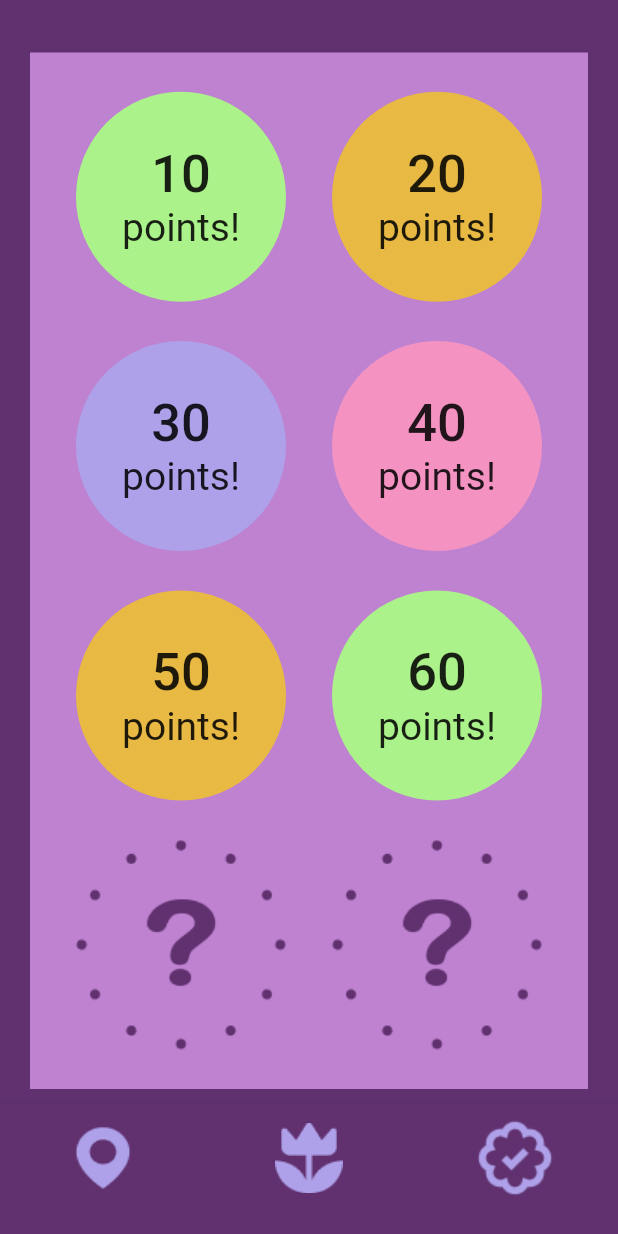
After one commit to Akanksha1212/Growww, a Flutter app: the GardenHome screen opened directly, swiped to page 3, on a phone screen of 412 x 824 dp. The commit adds this screen. Run offline on Flutter 3.47's test engine with Material 2 defaults, Android fonts, the phone set to English and light mode, and no system bars; our stand-ins replace firebase_auth, firebase_core, google_fonts, google_sign_in; accounts and stored records are empty; Roboto replaces fonts that are missing (Ubuntu).

Commit message:
Added badge and map screen

```diff
--- a/lib/login/login.dart
+++ b/lib/login/login.dart
@@ -2,6 +2,7 @@ import 'package:firebase_auth/firebase_auth.dart';
 import 'package:firebase_core/firebase_core.dart';
 import 'package:flutter/material.dart';
 import 'package:google_sign_in/google_sign_in.dart';
+import 'package:grow/screens/gardenHome.dart';
 import 'package:grow/tracks.dart';
 
 class Login extends StatefulWidget {
@@ -76,7 +77,8 @@ class _LoginState extends State<Login> {
                     if (value != null)
                       Navigator.of(context).pushReplacement(
                         MaterialPageRoute(
-                          builder: (context) => TracksView(),
+                          builder: (context) =>
+                              GardenHome(), //change to tacksview here
                         ),
                       );
                   },
--- a/lib/main.dart
+++ b/lib/main.dart
@@ -3,6 +3,7 @@ import 'dart:async';
 import 'package:firebase_auth/firebase_auth.dart';
 import 'package:firebase_core/firebase_core.dart';
 import 'package:flutter/material.dart';
+import 'package:grow/screens/gardenHome.dart';
 import 'package:grow/tracks.dart';
 
 import 'login/login.dart';
@@ -37,7 +38,7 @@ class _SplashScreenState extends State<SplashScreen> {
         MaterialPageRoute(
           builder: (context) => FirebaseAuth.instance.currentUser == null
               ? Login()
-              : TracksView(),
+              : GardenHome(), //change to tacksview here,
         ),
       );
     });
--- /dev/null
+++ b/lib/screens/badge.dart
@@ -0,0 +1,200 @@
+import 'package:flutter/material.dart';
+import 'package:google_fonts/google_fonts.dart';
+
+class Badge extends StatefulWidget {
+  @override
+  _BadgeState createState() => _BadgeState();
+}
+
+class _BadgeState extends State<Badge> {
+  @override
+  Widget build(BuildContext context) {
+    return Scaffold(
+      backgroundColor: Color(0xff60316E),
+      body: Container(
+          margin: EdgeInsets.fromLTRB(20, 35, 20, 10),
+          color: Color(0xffBE82D0),
+          height: MediaQuery.of(context).size.height,
+          width: MediaQuery.of(context).size.width,
+          child: Column(
+            mainAxisAlignment: MainAxisAlignment.spaceEvenly,
+            children: [
+              Row(
+                mainAxisAlignment: MainAxisAlignment.spaceEvenly,
+                children: [
+                  CircleAvatar(
+                      radius: 70,
+                      backgroundColor: Color(0xffACF28B),
+                      child: Column(
+                        mainAxisAlignment: MainAxisAlignment.center,
+                        children: [
+                          Text(
+                            '10',
+                            style: GoogleFonts.ubuntu(
+                                textStyle: TextStyle(
+                                    color: Colors.black87,
+                                    fontSize: 35,
+                                    fontWeight: FontWeight.w500)),
+                          ),
+                          Text(
+                            'points!',
+                            style: GoogleFonts.ubuntu(
+                                textStyle: TextStyle(
+                                    color: Colors.black87,
+                                    fontSize: 26,
+                                    fontWeight: FontWeight.w400)),
+                          ),
+                        ],
+                      )),
+                  CircleAvatar(
+                      radius: 70,
+                      backgroundColor: Color(0xffE8B943),
+                      child: Column(
+                        mainAxisAlignment: MainAxisAlignment.center,
+                        children: [
+                          Text(
+                            '20',
+                            style: GoogleFonts.ubuntu(
+                                textStyle: TextStyle(
+                                    color: Colors.black87,
+                                    fontSize: 35,
+                                    fontWeight: FontWeight.w500)),
+                          ),
+                          Text(
+                            'points!',
+                            style: GoogleFonts.ubuntu(
+                                textStyle: TextStyle(
+                                    color: Colors.black87,
+                                    fontSize: 26,
+                                    fontWeight: FontWeight.w400)),
+                          ),
+                        ],
+                      )),
+                ],
+              ),
+              Row(
+                mainAxisAlignment: MainAxisAlignment.spaceEvenly,
+                children: [
+                  CircleAvatar(
+                      radius: 70,
+                      backgroundColor: Color(0xffAEA1EA),
+                      child: Column(
+                        mainAxisAlignment: MainAxisAlignment.center,
+                        children: [
+                          Text(
+                            '30',
+                            style: GoogleFonts.ubuntu(
+                                textStyle: TextStyle(
+                                    color: Colors.black87,
+                                    fontSize: 35,
+                                    fontWeight: FontWeight.w500)),
+                          ),
+                          Text(
+                            'points!',
+                            style: GoogleFonts.ubuntu(
+                                textStyle: TextStyle(
+                                    color: Colors.black87,
+                                    fontSize: 26,
+                                    fontWeight: FontWeight.w400)),
+                          ),
+                        ],
+                      )),
+                  CircleAvatar(
+                      radius: 70,
+                      backgroundColor: Color(0xffF493C2),
+                      child: Column(
+                        mainAxisAlignment: MainAxisAlignment.center,
+                        children: [
+                          Text(
+                            '40',
+                            style: GoogleFonts.ubuntu(
+                                textStyle: TextStyle(
+                                    color: Colors.black87,
+                                    fontSize: 35,
+                                    fontWeight: FontWeight.w500)),
+                          ),
+                          Text(
+                            'points!',
+                            style: GoogleFonts.ubuntu(
+                                textStyle: TextStyle(
+                                    color: Colors.black87,
+                                    fontSize: 26,
+                                    fontWeight: FontWeight.w400)),
+                          ),
+                        ],
+                      )),
+                ],
+              ),
+              Row(
+                mainAxisAlignment: MainAxisAlignment.spaceEvenly,
+                children: [
+                  CircleAvatar(
+                      radius: 70,
+                      backgroundColor: Color(0xffE8B943),
+                      child: Column(
+                        mainAxisAlignment: MainAxisAlignment.center,
+                        children: [
+                          Text(
+                            '50',
+                            style: GoogleFonts.ubuntu(
+                                textStyle: TextStyle(
+                                    color: Colors.black87,
+                                    fontSize: 35,
+                                    fontWeight: FontWeight.w500)),
+                          ),
+                          Text(
+                            'points!',
+                            style: GoogleFonts.ubuntu(
+                                textStyle: TextStyle(
+                                    color: Colors.black87,
+                                    fontSize: 26,
+                                    fontWeight: FontWeight.w400)),
+                          ),
+                        ],
+                      )),
+                  CircleAvatar(
+                      radius: 70,
+                      backgroundColor: Color(0xffACF28B),
+                      child: Column(
+                        mainAxisAlignment: MainAxisAlignment.center,
+                        children: [
+                          Text(
+                            '60',
+                            style: GoogleFonts.ubuntu(
+                                textStyle: TextStyle(
+                                    color: Colors.black87,
+                                    fontSize: 35,
+                                    fontWeight: FontWeight.w500)),
+                          ),
+                          Text(
+                            'points!',
+                            style: GoogleFonts.ubuntu(
+                                textStyle: TextStyle(
+                                    color: Colors.black87,
+                                    fontSize: 26,
+                                    fontWeight: FontWeight.w400)),
+                          ),
+                        ],
+                      )),
+                ],
+              ),
+              Row(
+                mainAxisAlignment: MainAxisAlignment.spaceEvenly,
+                children: [
+                  CircleAvatar(
+                    radius: 70,
+                    backgroundColor: Colors.transparent,
+                    backgroundImage: AssetImage('assets/ques.png'),
+                  ),
+                  CircleAvatar(
+                    radius: 70,
+                    backgroundColor: Colors.transparent,
+                    backgroundImage: AssetImage('assets/ques.png'),
+                  ),
+                ],
+              ),
+            ],
+          )),
+    );
+  }
+}
--- /dev/null
+++ b/lib/screens/garden.dart
@@ -0,0 +1,22 @@
+import 'package:flutter/material.dart';
+
+class Garden extends StatefulWidget {
+  @override
+  _GardenState createState() => _GardenState();
+}
+
+class _GardenState extends State<Garden> {
+  @override
+  Widget build(BuildContext context) {
+    return Scaffold(
+      backgroundColor: Color(0xff60316E),
+      body: Container(
+        margin: EdgeInsets.fromLTRB(20, 35, 20, 10),
+        color: Color(0xffACF28B),
+        height: MediaQuery.of(context).size.height,
+        width: MediaQuery.of(context).size.width,
+        child: Text('hi'),
+      ),
+    );
+  }
+}
--- /dev/null
+++ b/lib/screens/gardenHome.dart
@@ -0,0 +1,69 @@
+import 'package:flutter/material.dart';
+import 'package:grow/screens/map.dart';
+
+import 'badge.dart';
+import 'garden.dart';
+
+class GardenHome extends StatefulWidget {
+  @override
+  _GardenHomeState createState() => new _GardenHomeState();
+}
+
+class _GardenHomeState extends State<GardenHome> {
+  int _pageIndex = 0;
+  PageController _pageController;
+
+  List<Widget> tabPages = [
+    MapScreen(),
+    Garden(),
+    Badge(),
+  ];
+
+  @override
+  void initState() {
+    super.initState();
+    _pageController = PageController(initialPage: _pageIndex);
+  }
+
+  @override
+  void dispose() {
+    _pageController.dispose();
+    super.dispose();
+  }
+
+  @override
+  Widget build(BuildContext context) {
+    return Scaffold(
+      backgroundColor: Color(0xff60316E),
+      bottomNavigationBar: BottomNavigationBar(
+        currentIndex: _pageIndex,
+        onTap: onTabTapped,
+        backgroundColor: Color(0xff60316E),
+        items: <BottomNavigationBarItem>[
+          BottomNavigationBarItem(
+              icon: new Image.asset('assets/map.png'), title: Text("")),
+          BottomNavigationBarItem(
+              icon: new Image.asset('assets/flower.png'), title: Text("")),
+          BottomNavigationBarItem(
+              icon: new Image.asset('assets/badge.png'), title: Text("")),
+        ],
+      ),
+      body: PageView(
+        children: tabPages,
+        onPageChanged: onPageChanged,
+        controller: _pageController,
+      ),
+    );
+  }
+
+  void onPageChanged(int page) {
+    setState(() {
+      this._pageIndex = page;
+    });
+  }
+
+  void onTabTapped(int index) {
+    this._pageController.animateToPage(index,
+        duration: const Duration(milliseconds: 500), curve: Curves.easeInOut);
+  }
+}
--- /dev/null
+++ b/lib/screens/map.dart
@@ -0,0 +1,24 @@
+import 'package:flutter/material.dart';
+
+class MapScreen extends StatefulWidget {
+  @override
+  _MapScreenState createState() => _MapScreenState();
+}
+
+class _MapScreenState extends State<MapScreen> {
+  @override
+  Widget build(BuildContext context) {
+    return Scaffold(
+      backgroundColor: Color(0xff60316E),
+      body: Container(
+        margin: EdgeInsets.fromLTRB(20, 35, 20, 10),
+        color: Color(0xffACF28B),
+        height: MediaQuery.of(context).size.height,
+        width: MediaQuery.of(context).size.width,
+        child: Image(
+          image: AssetImage('assets/path.png'),
+        ),
+      ),
+    );
+  }
+}
--- a/pubspec.yaml
+++ b/pubspec.yaml
@@ -27,6 +27,7 @@ dependencies:
   firebase_auth: ^0.20.0+1
   google_sign_in: ^4.5.9
   cloud_firestore: ^0.16.0
+  google_fonts: ^1.1.1
 
   # The following adds the Cupertino Icons font to your application.
   # Use with the CupertinoIcons class for iOS style icons.
```
Also changed, not shown: assets/badge.png (added), assets/bot.png (added), assets/flower.png (added), assets/map.png (added), assets/path.png (added), assets/ques.png (added), pubspec.lock.
